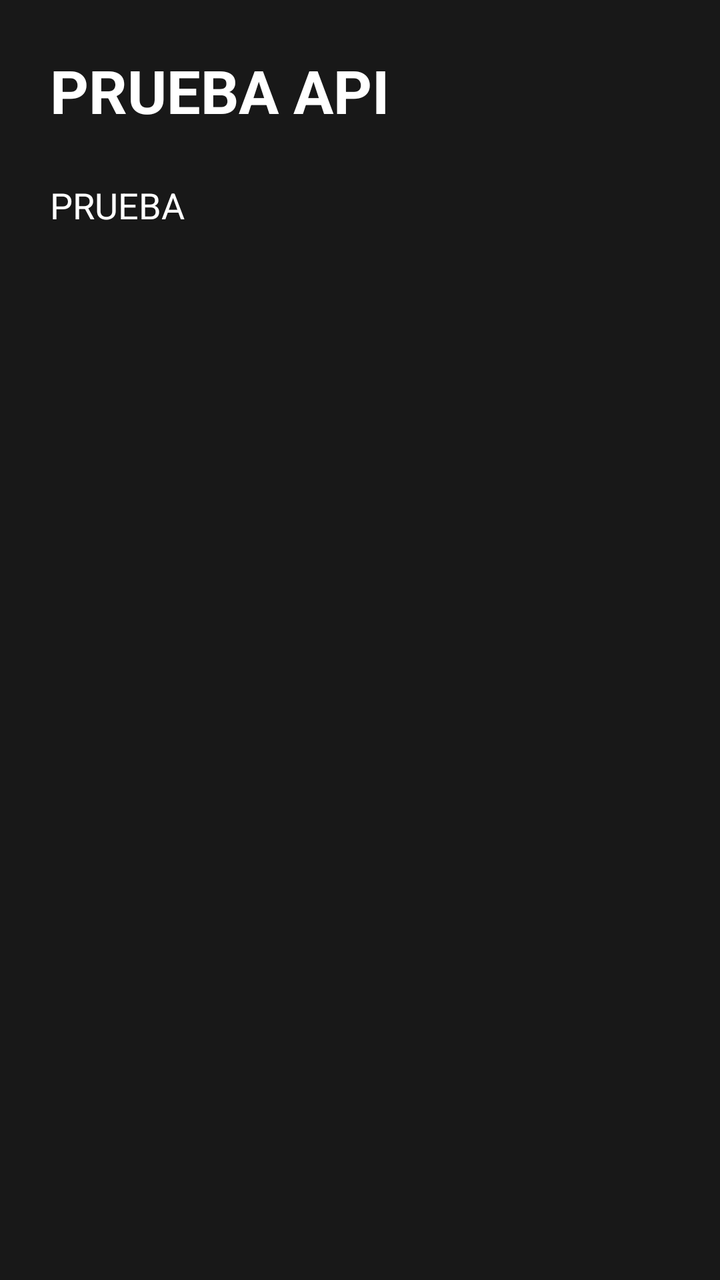
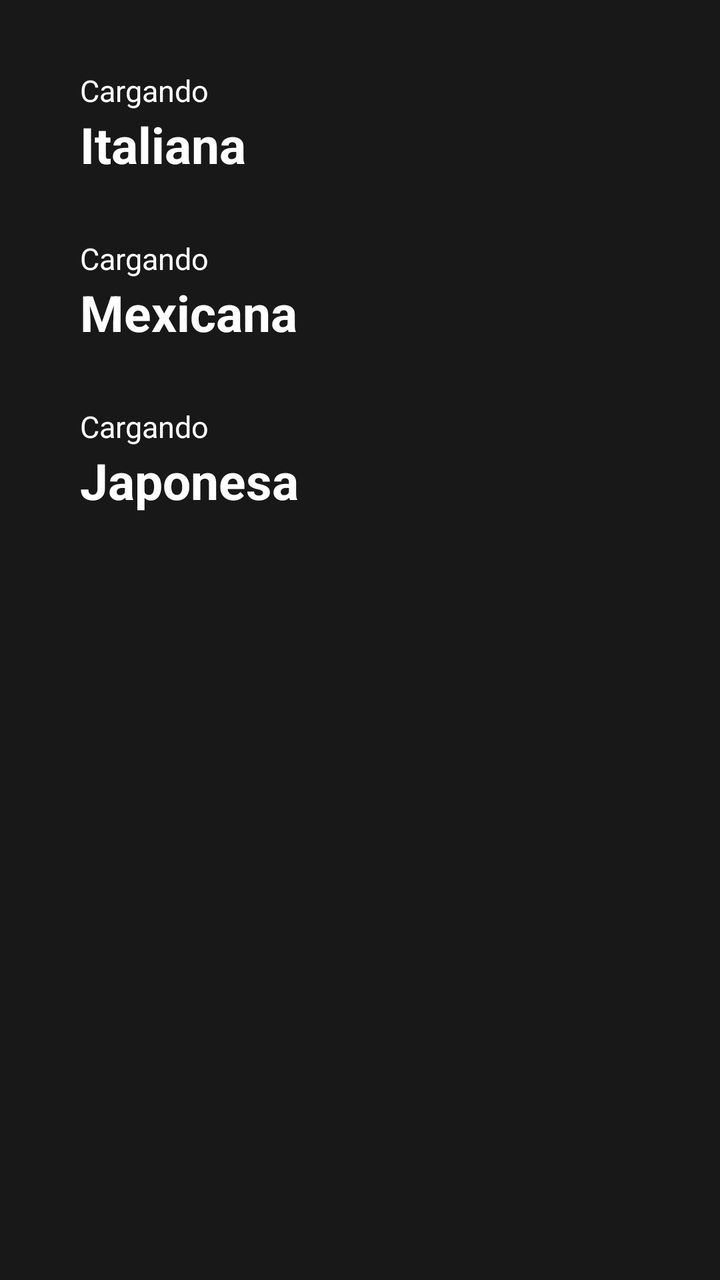

The first picture is an Android layout as it rendered before a commit; the second is the same layout after the commit. The layout source and the unified diff follow.
<!-- AndroidManifest.xml: application theme Theme.UpeVentas -->
<!-- res/layout/activity_produ_vendedor.xml -->
<?xml version="1.0" encoding="utf-8"?>
<androidx.constraintlayout.widget.ConstraintLayout xmlns:android="http://schemas.android.com/apk/res/android"
    xmlns:app="http://schemas.android.com/apk/res-auto"
    xmlns:tools="http://schemas.android.com/tools"
    android:id="@+id/main"
    android:layout_width="match_parent"
    android:layout_height="match_parent"
    tools:context=".ProduVendedorActivity">


    <ScrollView
        android:layout_width="match_parent"
        android:layout_height="match_parent"
        android:background="#181818"
        android:padding="25dp">

        <LinearLayout
            android:layout_width="match_parent"
            android:layout_height="wrap_content"
            android:orientation="vertical">

            <TextView
                android:id="@+id/tvTitulo"
                android:layout_width="match_parent"
                android:layout_height="wrap_content"
                android:text="PRUEBA API"
                android:textColor="#FFFFFF"
                android:textSize="30sp"
                android:textStyle="bold"
                />

            <TextView
                android:id="@+id/tvResultado"
                android:layout_width="match_parent"
                android:layout_height="wrap_content"
                android:layout_marginTop="25dp"
                android:text="PRUEBA"
                android:textColor="#FFFFFF"
                android:textSize="18sp"/>

            <ImageView
                android:id="@+id/imgAlbum"
                android:layout_width="200dp"
                android:layout_height="200dp"
                android:layout_gravity="center"
                android:layout_marginTop="25dp"
                android:scaleType="centerCrop"/>



        </LinearLayout>



    </ScrollView>


</androidx.constraintlayout.widget.ConstraintLayout>
<!-- resources referenced by this layout -->
<resources>
  <style name="Theme.UpeVentas" parent="Base.Theme.UpeVentas" />
  <style name="Base.Theme.UpeVentas" parent="Theme.Material3.DayNight.NoActionBar">
          
          
      </style>
</resources>

<!-- the commit's change to res/layout/activity_produ_vendedor.xml (unified diff, before → after) -->
@@ -19,40 +19,134 @@
             android:layout_height="wrap_content"
             android:orientation="vertical">
 
+            
             <TextView
-                android:id="@+id/tvTitulo"
+                android:id="@+id/tvResultado"
+                android:layout_width="wrap_content"
+                android:layout_height="wrap_content"
+                android:layout_marginHorizontal="15dp"
+                android:layout_marginTop="10dp"
+                android:text="Cargando"
+                android:textColor="@color/white"
+                android:textSize="15sp" />
+
+            
+            <TextView
+                android:id="@+id/tvPrimerPlatillo"
                 android:layout_width="match_parent"
                 android:layout_height="wrap_content"
-                android:text="PRUEBA API"
-                android:textColor="#FFFFFF"
-                android:textSize="30sp"
-                android:textStyle="bold"
-                />
+                android:layout_marginHorizontal="15dp"
+                android:text="Italiana"
+                android:textColor="@color/white"
+                android:textSize="25sp"
+                android:textStyle="bold" />
 
-            <TextView
-                android:id="@+id/tvResultado"
+            
+            <HorizontalScrollView
                 android:layout_width="match_parent"
                 android:layout_height="wrap_content"
-                android:layout_marginTop="25dp"
-                android:text="PRUEBA"
-                android:textColor="#FFFFFF"
-                android:textSize="18sp"/>
+                android:layout_marginTop="20dp"
+                android:clipToPadding="false"
+                android:fillViewport="false"
+                android:paddingStart="15dp"
+                android:paddingEnd="15dp"
+                android:scrollbars="none">
 
-            <ImageView
-                android:id="@+id/imgAlbum"
-                android:layout_width="200dp"
-                android:layout_height="200dp"
-                android:layout_gravity="center"
-                android:layout_marginTop="25dp"
-                android:scaleType="centerCrop"/>
+                
+                <LinearLayout
+                    android:id="@+id/contenedoruno"
+                    android:layout_width="wrap_content"
+                    android:layout_height="wrap_content"
+                    android:orientation="horizontal" />
 
+            </HorizontalScrollView>
 
+            
+            <TextView
+                android:id="@+id/tvEstado"
+                android:layout_width="wrap_content"
+                android:layout_height="wrap_content"
+                android:layout_marginHorizontal="15dp"
+                android:layout_marginTop="10dp"
+                android:text="Cargando"
+                android:textColor="@color/white"
+                android:textSize="15sp" />
+
+            
+            <TextView
+                android:id="@+id/tvSegPlatillo"
+                android:layout_width="match_parent"
+                android:layout_height="wrap_content"
+                android:layout_marginHorizontal="15dp"
+                android:text="Mexicana"
+                android:textColor="@color/white"
+                android:textSize="25sp"
+                android:textStyle="bold" />
+
+            
+            <HorizontalScrollView
+                android:layout_width="match_parent"
+                android:layout_height="wrap_content"
+                android:layout_marginTop="20dp"
+                android:clipToPadding="false"
+                android:fillViewport="false"
+                android:paddingStart="15dp"
+                android:paddingEnd="15dp"
+                android:scrollbars="none">
+
+                
+                <LinearLayout
+                    android:id="@+id/contenedorSeg"
+                    android:layout_width="wrap_content"
+                    android:layout_height="wrap_content"
+                    android:orientation="horizontal" />
+
+            </HorizontalScrollView>
+
+            
+            <TextView
+                android:id="@+id/tvResul"
+                android:layout_width="wrap_content"
+                android:layout_height="wrap_content"
+                android:layout_marginHorizontal="15dp"
+                android:layout_marginTop="10dp"
+                android:text="Cargando"
+                android:textColor="@color/white"
+                android:textSize="15sp" />
+
+            
+            <TextView
+                android:id="@+id/tvTerPlatillo"
+                android:layout_width="match_parent"
+                android:layout_height="wrap_content"
+                android:layout_marginHorizontal="15dp"
+                android:text="Japonesa"
+                android:textColor="@color/white"
+                android:textSize="25sp"
+                android:textStyle="bold" />
+
+            
+            <HorizontalScrollView
+                android:layout_width="match_parent"
+                android:layout_height="wrap_content"
+                android:layout_marginTop="20dp"
+                android:clipToPadding="false"
+                android:fillViewport="false"
+                android:paddingStart="15dp"
+                android:paddingEnd="15dp"
+                android:scrollbars="none">
+
+                
+                <LinearLayout
+                    android:id="@+id/contenedorTres"
+                    android:layout_width="wrap_content"
+                    android:layout_height="wrap_content"
+                    android:orientation="horizontal" />
+
+            </HorizontalScrollView>
 
         </LinearLayout>
 
-
-
     </ScrollView>
 
-
 </androidx.constraintlayout.widget.ConstraintLayout>
<!-- resource entries referenced after the edit -->
@@ -1,5 +1,6 @@
 <!-- resources referenced by this layout -->
 <resources>
+  <color name="white">#FFFFFFFF</color>
   <style name="Theme.UpeVentas" parent="Base.Theme.UpeVentas" />
   <style name="Base.Theme.UpeVentas" parent="Theme.Material3.DayNight.NoActionBar">
           
